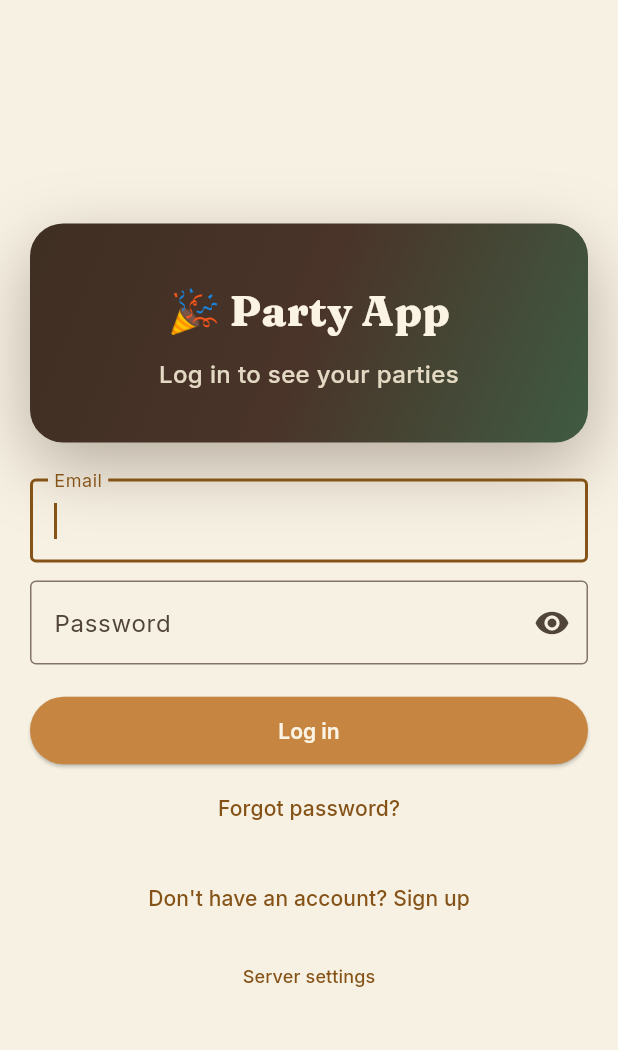
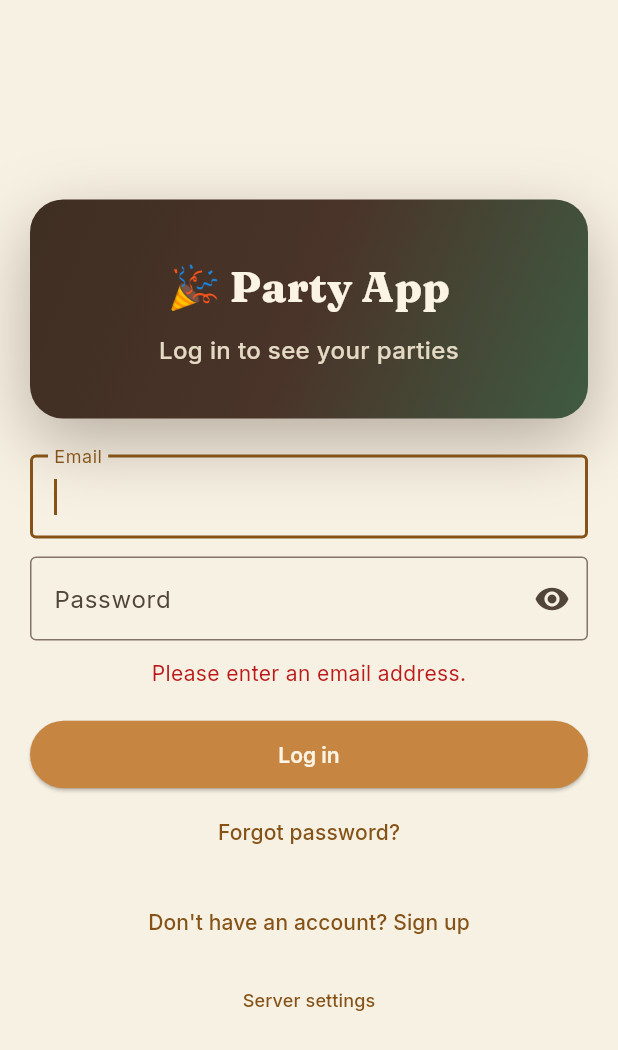
Before and after one commit to JoloMan2000/party-planning, a Flutter app: the screen it shows after launch, after a tap on "Log in", on a phone screen of 412 x 824 dp. Shown: the top 1050 px of the screen. Run offline on Flutter 3.47's test engine with Material 3 defaults, Android fonts, the phone set to English and light mode, and no system bars; our stand-ins replace app_links, flutter_riverpod, flutter_secure_storage, google_fonts, image_picker, share_plus.

Commit message:
Add more Flutter robustness fixes: refresh dedup, picker errors, validation, pull-to-refresh
- Dedupe concurrent token-refresh calls so simultaneous 401s don't race
  against the rotated refresh token and trigger a spurious logout.
- Guard image_picker calls so a denied permission shows an error instead
  of crashing the upload flow.
- Add client-side email format validation on login/signup before hitting
  the server.
- Add pull-to-refresh to the parties/invitations/notifications lists,
  including their empty states.

Co-Authored-By: Claude Opus 4.6 <noreply@anthropic.com>

```diff
--- a/mobile/lib/screens/login_screen.dart
+++ b/mobile/lib/screens/login_screen.dart
@@ -24,6 +24,7 @@ class _LoginScreenState extends ConsumerState<LoginScreen> {
   final _emailController = TextEditingController();
   final _passwordController = TextEditingController();
   bool _obscure = true;
+  String? _clientError;
 
   @override
   void dispose() {
@@ -79,7 +80,14 @@ class _LoginScreenState extends ConsumerState<LoginScreen> {
                     ),
                     onSubmitted: (_) => _submit(),
                   ),
-                  if (isInvalidCredentials) ...[
+                  if (_clientError != null) ...[
+                    const SizedBox(height: 12),
+                    Text(
+                      _clientError!,
+                      style: TextStyle(color: Theme.of(context).colorScheme.error),
+                      textAlign: TextAlign.center,
+                    ),
+                  ] else if (isInvalidCredentials) ...[
                     const SizedBox(height: 12),
                     Text(
                       'Email or password incorrect.',
@@ -135,9 +143,25 @@ class _LoginScreenState extends ConsumerState<LoginScreen> {
   void _submit() {
     final email = _emailController.text.trim();
     final password = _passwordController.text;
-    if (email.isEmpty || password.isEmpty) return;
+    setState(() {
+      if (email.isEmpty) {
+        _clientError = 'Please enter an email address.';
+      } else if (!_isValidEmail(email)) {
+        _clientError = 'Please enter a valid email address.';
+      } else if (password.isEmpty) {
+        _clientError = 'Please enter a password.';
+      } else {
+        _clientError = null;
+      }
+    });
+    if (_clientError != null) return;
     ref.read(authProvider.notifier).login(email: email, password: password);
   }
+
+  /// Simple format check to catch typos before round-tripping to the server
+  /// for a generic 401 (not a full RFC 5322 validator - just "has an @ and a
+  /// dot in the domain part").
+  bool _isValidEmail(String email) => RegExp(r'^[^@\s]+@[^@\s]+\.[^@\s]+$').hasMatch(email);
 
   Future<void> _showServerOverrideDialog(BuildContext context) async {
     final controller = TextEditingController(text: ApiConfig.baseUrl);
--- a/mobile/lib/screens/signup_screen.dart
+++ b/mobile/lib/screens/signup_screen.dart
@@ -149,6 +149,8 @@ class _SignupScreenState extends ConsumerState<SignupScreen> {
         _clientError = 'Please enter a display name.';
       } else if (email.isEmpty) {
         _clientError = 'Please enter an email address.';
+      } else if (!_isValidEmail(email)) {
+        _clientError = 'Please enter a valid email address.';
       } else {
         _clientError = _passwordStrengthError(password);
       }
@@ -156,6 +158,11 @@ class _SignupScreenState extends ConsumerState<SignupScreen> {
     if (_clientError != null) return;
     ref.read(authProvider.notifier).signup(email: email, password: password, displayName: displayName);
   }
+
+  /// Simple format check to catch typos before round-tripping to the server
+  /// for a generic 422 (not a full RFC 5322 validator - just "has an @ and a
+  /// dot in the domain part").
+  bool _isValidEmail(String email) => RegExp(r'^[^@\s]+@[^@\s]+\.[^@\s]+$').hasMatch(email);
 
   /// Mirrors the backend's strong-password policy (``SignupRequest`` in
   /// `backend/app/schemas/auth.py`) so weak passwords are rejected locally
```
Also changed, not shown: mobile/lib/screens/home_shell.dart (+15 -2 lines), mobile/lib/screens/invitation_list_screen.dart (+17 -5 lines), mobile/lib/screens/notifications_screen.dart (+17 -5 lines), mobile/lib/screens/party_detail_screen.dart (+15 -2 lines), mobile/lib/screens/party_list_screen.dart (+17 -5 lines), mobile/lib/state/auth_providers.dart (+16 -4 lines).
